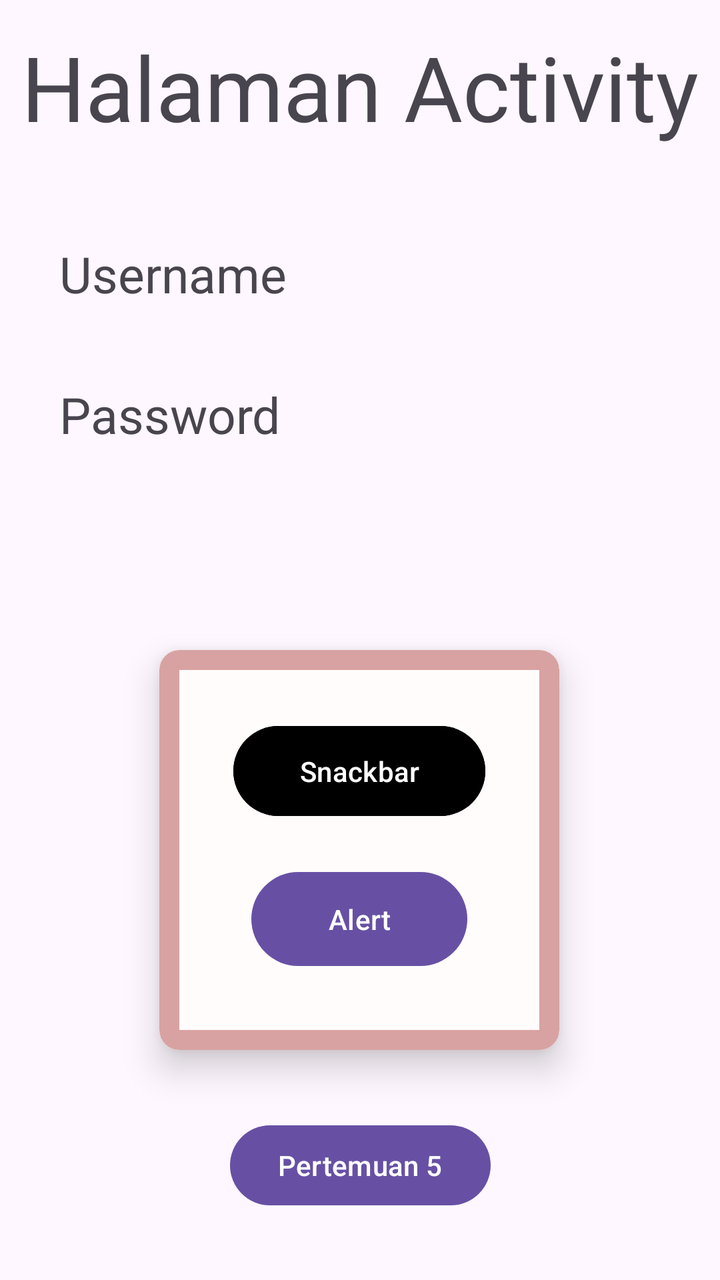
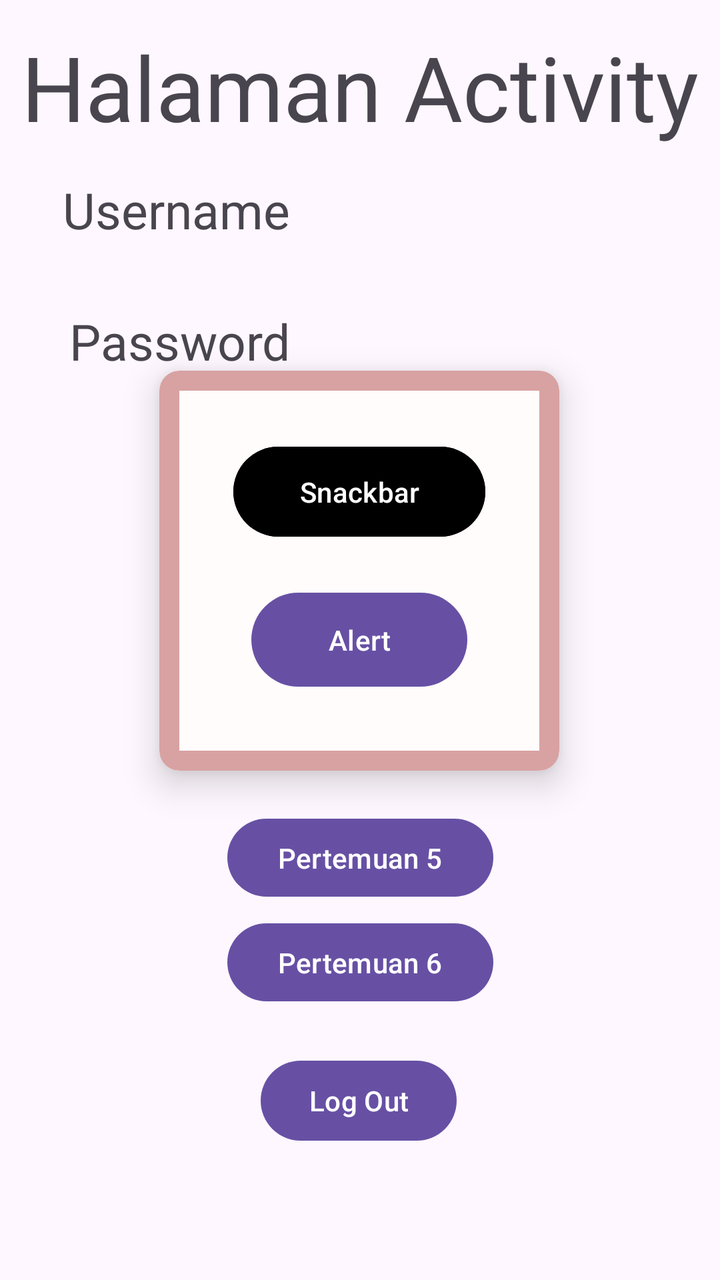

Before-and-after screenshots of an Android layout around one commit, followed by the original layout XML and the change that was made.
<!-- AndroidManifest.xml: application theme Theme.AdityaAuliaSubhan_3TIA -->
<!-- res/layout/activity_main.xml -->
<?xml version="1.0" encoding="utf-8"?>
<androidx.constraintlayout.widget.ConstraintLayout xmlns:android="http://schemas.android.com/apk/res/android"
    xmlns:app="http://schemas.android.com/apk/res-auto"
    xmlns:tools="http://schemas.android.com/tools"
    android:id="@+id/main"
    android:layout_width="match_parent"
    android:layout_height="match_parent"
    tools:context=".MainActivity">

    <TextView
        android:id="@+id/txtUsername"
        android:layout_width="wrap_content"
        android:layout_height="wrap_content"
        android:layout_marginTop="120dp"
        android:text="Username"
        android:textSize="25dp"

        app:layout_constraintEnd_toEndOf="parent"
        app:layout_constraintHorizontal_bias="0.121"
        app:layout_constraintStart_toStartOf="parent"
        app:layout_constraintTop_toTopOf="parent" />

    <TextView
        android:id="@+id/txtPassword"
        android:layout_width="wrap_content"
        android:layout_height="wrap_content"
        android:layout_marginTop="32dp"
        android:text="Password"
        android:textSize="25dp"
        app:layout_constraintBottom_toBottomOf="parent"
        app:layout_constraintEnd_toEndOf="@+id/txtUsername"
        app:layout_constraintHorizontal_bias="0.0"
        app:layout_constraintStart_toStartOf="@+id/txtUsername"
        app:layout_constraintTop_toBottomOf="@+id/txtUsername"
        app:layout_constraintVertical_bias="0.011" />

    <TextView
        android:id="@+id/textView4"
        android:layout_width="wrap_content"
        android:layout_height="wrap_content"
        android:text="Halaman Activity"
        android:textSize="45dp"
        app:layout_constraintBottom_toBottomOf="parent"
        app:layout_constraintEnd_toEndOf="parent"
        app:layout_constraintStart_toStartOf="parent"
        app:layout_constraintTop_toTopOf="parent"
        app:layout_constraintVertical_bias="0.023" />


    <com.google.android.material.card.MaterialCardView
        android:id="@+id/materialCardView"
        android:layout_width="200dp"
        android:layout_height="200dp"
        android:layout_marginTop="80dp"
        app:cardBackgroundColor="@color/white"
        app:cardCornerRadius="10dp"
        app:cardElevation="10dp"
        app:layout_constraintBottom_toBottomOf="parent"
        app:layout_constraintEnd_toEndOf="parent"
        app:layout_constraintHorizontal_bias="0.497"
        app:layout_constraintStart_toStartOf="parent"
        app:layout_constraintTop_toBottomOf="@+id/txtPassword"
        app:layout_constraintVertical_bias="0.154"
        app:strokeColor="@color/pink"
        app:strokeWidth="10dp">

        <androidx.constraintlayout.widget.ConstraintLayout
            android:layout_width="match_parent"
            android:layout_height="match_parent"
            android:layout_margin="10dp">


            <Button
                android:id="@+id/alert"
                android:layout_width="108dp"
                android:layout_height="55dp"
                android:layout_marginHorizontal="90dp"
                android:layout_marginBottom="28dp"
                android:text="Alert"
                app:layout_constraintBottom_toBottomOf="parent"
                app:layout_constraintEnd_toEndOf="parent"
                app:layout_constraintStart_toStartOf="parent" />

            <Button
                android:id="@+id/snackbar"
                android:layout_width="126dp"
                android:layout_height="53dp"
                android:layout_marginHorizontal="90dp"
                android:backgroundTint="@color/black"
                android:text="Snackbar"
                app:layout_constraintBottom_toTopOf="@+id/alert"
                app:layout_constraintEnd_toEndOf="parent"
                app:layout_constraintStart_toStartOf="parent"
                app:layout_constraintTop_toTopOf="parent"
                app:layout_constraintVertical_bias="0.546" />

        </androidx.constraintlayout.widget.ConstraintLayout>


    </com.google.android.material.card.MaterialCardView>

    <Button
        android:id="@+id/btntolima"
        android:layout_width="wrap_content"
        android:layout_height="wrap_content"
        android:text="Pertemuan 5"
        app:layout_constraintBottom_toBottomOf="parent"
        app:layout_constraintEnd_toEndOf="parent"
        app:layout_constraintStart_toStartOf="parent"
        app:layout_constraintTop_toBottomOf="@+id/materialCardView" />

</androidx.constraintlayout.widget.ConstraintLayout>
<!-- resources referenced by this layout -->
<resources>
  <color name="black">#FF000000</color>
  <color name="pink">#D8A2A2</color>
  <color name="white">#FFFCFB</color>
  <style name="Theme.AdityaAuliaSubhan_3TIA" parent="Base.Theme.AdityaAuliaSubhan_3TIA" />
  <style name="Base.Theme.AdityaAuliaSubhan_3TIA" parent="Theme.Material3.DayNight.NoActionBar">
          
          
      </style>
</resources>

<!-- the commit's change to res/layout/activity_main.xml (unified diff, before → after) -->
@@ -7,16 +7,28 @@
     android:layout_height="match_parent"
     tools:context=".MainActivity">
 
+    <Button
+        android:id="@+id/btnLogout"
+        android:layout_width="wrap_content"
+        android:layout_height="wrap_content"
+        android:text="Log Out"
+        app:layout_constraintBottom_toBottomOf="parent"
+        app:layout_constraintEnd_toEndOf="parent"
+        app:layout_constraintHorizontal_bias="0.498"
+        app:layout_constraintStart_toStartOf="parent"
+        app:layout_constraintTop_toBottomOf="@+id/btntolima"
+        app:layout_constraintVertical_bias="0.53" />
+
     <TextView
         android:id="@+id/txtUsername"
         android:layout_width="wrap_content"
         android:layout_height="wrap_content"
-        android:layout_marginTop="120dp"
+        android:layout_marginTop="88dp"
         android:text="Username"
         android:textSize="25dp"
 
         app:layout_constraintEnd_toEndOf="parent"
-        app:layout_constraintHorizontal_bias="0.121"
+        app:layout_constraintHorizontal_bias="0.127"
         app:layout_constraintStart_toStartOf="parent"
         app:layout_constraintTop_toTopOf="parent" />
 
@@ -29,10 +41,10 @@
         android:textSize="25dp"
         app:layout_constraintBottom_toBottomOf="parent"
         app:layout_constraintEnd_toEndOf="@+id/txtUsername"
-        app:layout_constraintHorizontal_bias="0.0"
+        app:layout_constraintHorizontal_bias="1.0"
         app:layout_constraintStart_toStartOf="@+id/txtUsername"
         app:layout_constraintTop_toBottomOf="@+id/txtUsername"
-        app:layout_constraintVertical_bias="0.011" />
+        app:layout_constraintVertical_bias="0.0" />
 
     <TextView
         android:id="@+id/textView4"
@@ -51,7 +63,6 @@
         android:id="@+id/materialCardView"
         android:layout_width="200dp"
         android:layout_height="200dp"
-        android:layout_marginTop="80dp"
         app:cardBackgroundColor="@color/white"
         app:cardCornerRadius="10dp"
         app:cardElevation="10dp"
@@ -59,8 +70,8 @@
         app:layout_constraintEnd_toEndOf="parent"
         app:layout_constraintHorizontal_bias="0.497"
         app:layout_constraintStart_toStartOf="parent"
-        app:layout_constraintTop_toBottomOf="@+id/txtPassword"
-        app:layout_constraintVertical_bias="0.154"
+        app:layout_constraintTop_toBottomOf="@+id/textView4"
+        app:layout_constraintVertical_bias="0.305"
         app:strokeColor="@color/pink"
         app:strokeWidth="10dp">
 
@@ -101,12 +112,24 @@
 
     <Button
         android:id="@+id/btntolima"
-        android:layout_width="wrap_content"
-        android:layout_height="wrap_content"
+        android:layout_width="133dp"
+        android:layout_height="47dp"
         android:text="Pertemuan 5"
         app:layout_constraintBottom_toBottomOf="parent"
         app:layout_constraintEnd_toEndOf="parent"
         app:layout_constraintStart_toStartOf="parent"
-        app:layout_constraintTop_toBottomOf="@+id/materialCardView" />
+        app:layout_constraintTop_toBottomOf="@+id/materialCardView"
+        app:layout_constraintVertical_bias="0.096" />
+
+    <Button
+        android:id="@+id/btntoenam"
+        android:layout_width="133dp"
+        android:layout_height="47dp"
+        android:text="Pertemuan 6"
+        app:layout_constraintBottom_toBottomOf="parent"
+        app:layout_constraintEnd_toEndOf="parent"
+        app:layout_constraintStart_toStartOf="parent"
+        app:layout_constraintTop_toBottomOf="@+id/materialCardView"
+        app:layout_constraintVertical_bias="0.348" />
 
 </androidx.constraintlayout.widget.ConstraintLayout>
